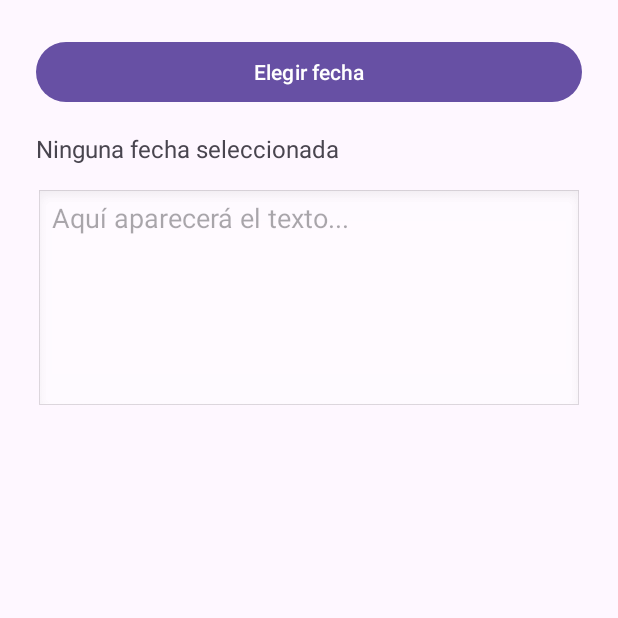
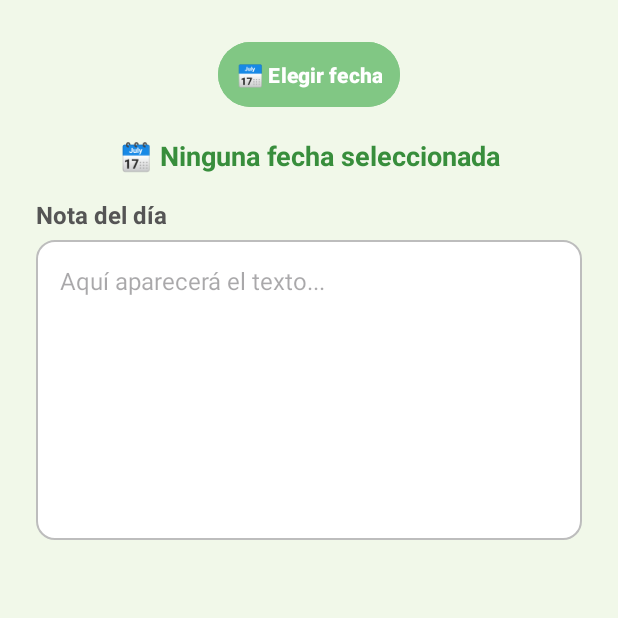
Before and after one commit to BigQuey/ReflexionaApp, an Android app: the DiarioBuscarActivity screen opened directly, with no data from a screen before it, on a phone screen of 412 x 824 dp, the top half of it. Run offline under Robolectric (Android 15) with nearby library versions, the phone set to English and light mode, and no system bars; our stand-ins replace Firebase (no records; nobody signed in at launch, a user with empty details on screens opened directly).

Commit message:
Mejora de estilo buscar diario

```diff
--- /dev/null
+++ b/app/src/main/res/drawable/bg_diario_caja.xml
@@ -0,0 +1,7 @@
+<?xml version="1.0" encoding="utf-8"?>
+<shape xmlns:android="http://schemas.android.com/apk/res/android"
+    android:shape="rectangle">
+    <solid android:color="#FFFFFF" />
+    <corners android:radius="12dp" />
+    <stroke android:width="1dp" android:color="#BDBDBD" />
+</shape>
--- a/app/src/main/res/layout/activity_diario_buscar.xml
+++ b/app/src/main/res/layout/activity_diario_buscar.xml
@@ -1,32 +1,63 @@
 <?xml version="1.0" encoding="utf-8"?>
-<LinearLayout xmlns:android="http://schemas.android.com/apk/res/android"
+<ScrollView xmlns:android="http://schemas.android.com/apk/res/android"
+    android:layout_width="match_parent"
+    android:layout_height="match_parent"
+    android:background="#F1F8E9">
+
+    <LinearLayout
+        android:layout_width="match_parent"
+        android:layout_height="wrap_content"
         android:orientation="vertical"
         android:padding="24dp"
-    android:layout_width="match_parent"
-    android:layout_height="match_parent">
+        android:gravity="center_horizontal">
 
+        <!-- Botón de fecha -->
         <Button
             android:id="@+id/btnElegirFecha"
-        android:text="Elegir fecha"
-        android:layout_width="match_parent"
-        android:layout_height="wrap_content" />
+            android:layout_width="wrap_content"
+            android:layout_height="wrap_content"
+            android:text="📅 Elegir fecha"
+            android:textStyle="bold"
+            android:backgroundTint="#81C784"
+            android:textColor="#FFFFFF"
+            android:elevation="4dp"
+            android:padding="12dp"
+            android:layout_marginBottom="16dp" />
 
+        <!-- Fecha seleccionada -->
         <TextView
             android:id="@+id/tvFechaElegida"
-        android:text="Ninguna fecha seleccionada"
+            android:layout_width="match_parent"
+            android:layout_height="wrap_content"
+            android:text="🗓️ Ninguna fecha seleccionada"
+            android:textColor="#388E3C"
+            android:textSize="18sp"
+            android:textStyle="bold"
+            android:gravity="center"
+            android:layout_marginBottom="16dp" />
+
+        <!-- Contenedor de nota -->
+        <TextView
+            android:text="Nota del día"
             android:textSize="16sp"
-        android:layout_marginTop="16dp"
+            android:textStyle="bold"
+            android:textColor="#555555"
             android:layout_width="match_parent"
-        android:layout_height="wrap_content" />
+            android:layout_height="wrap_content"
+            android:layout_marginBottom="6dp" />
 
         <EditText
             android:id="@+id/etTextoDiario"
+            android:layout_width="match_parent"
+            android:layout_height="200dp"
             android:hint="Aquí aparecerá el texto..."
-        android:layout_marginTop="16dp"
-        android:minLines="6"
+            android:enabled="false"
+            android:background="@drawable/bg_diario_caja"
+            android:padding="16dp"
             android:gravity="top"
-        android:background="@android:drawable/edit_text"
-        android:layout_width="match_parent"
-        android:layout_height="wrap_content"
-        android:enabled="false" />
+            android:textColor="#212121"
+            android:textSize="16sp"
+            android:lineSpacingExtra="4dp"
+            android:textIsSelectable="true" />
     </LinearLayout>
+</ScrollView>
```
Lines whose indentation alone changed are shown as unchanged.
